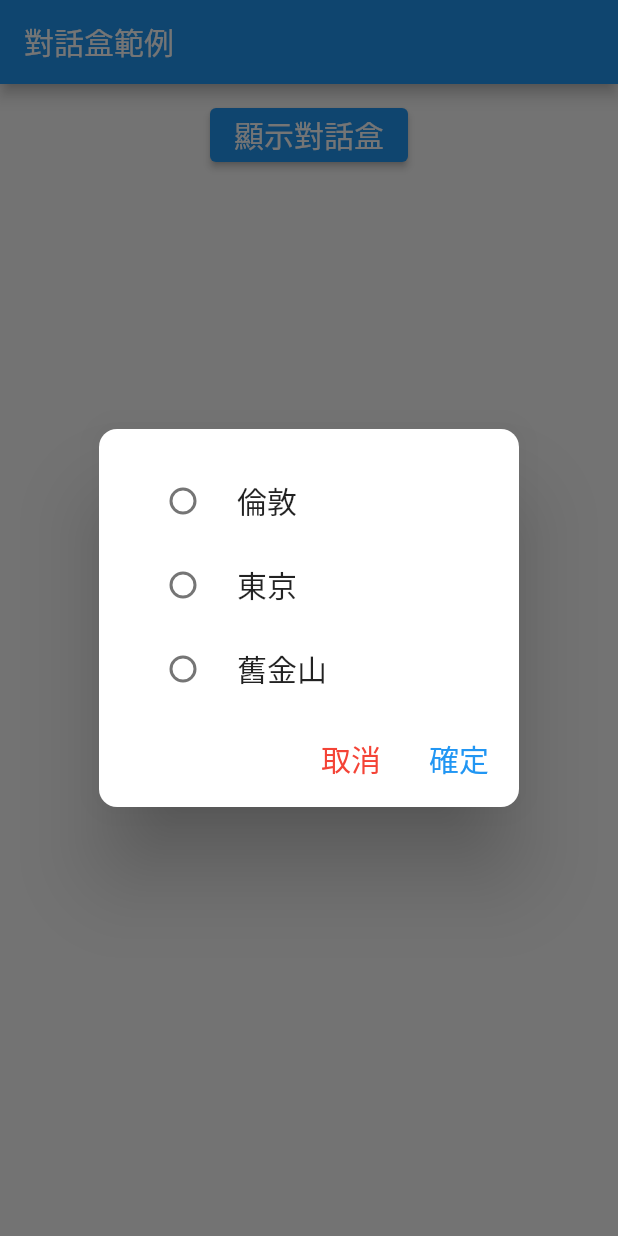
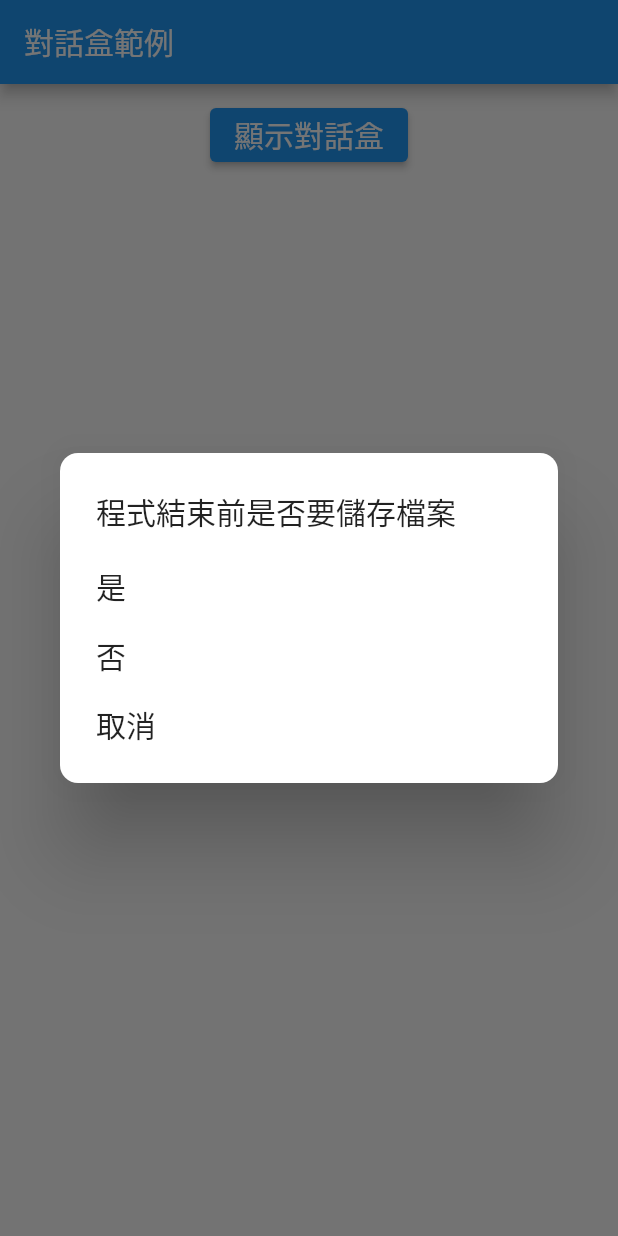
Before and after one commit to kaixsean/learning_flutter, a Flutter app: the screen it shows after launch, after a tap on "顯示對話盒", on a phone screen of 412 x 824 dp. Run offline on Flutter 3.47's test engine with Material 2 defaults, Android fonts, the phone set to English and light mode, and no system bars; our stand-ins replace numberpicker.

```diff
--- a/lib/main.dart
+++ b/lib/main.dart
@@ -62,31 +62,22 @@ class MyHomePage extends StatelessWidget {
   }
 
   _showDialog(BuildContext context) async {
-    var dlg = AlertDialog(
-      content: ValueListenableBuilder<int?>(
-        builder: _cityOptionsBuilder,
-        valueListenable: _selectedCity,
-      ),
-      contentPadding: const EdgeInsets.fromLTRB(20, 20, 20, 0),
-      contentTextStyle: const TextStyle(color: Colors.indigo, fontSize: 20),
+    var dlg = SimpleDialog(
+      title: const Text('程式結束前是否要儲存檔案'),
       shape: RoundedRectangleBorder(borderRadius: BorderRadius.circular(12)),
-      actions: <Widget>[
-        TextButton(
-            onPressed: () => Navigator.pop(context, ''),
-            child: const Text(
-              "取消",
-              style: TextStyle(color: Colors.red, fontSize: 20),
-            )),
-        TextButton(
-            onPressed: () => Navigator.pop(
-                context,
-                _selectedCity.value == null
-                    ? ''
-                    : _cities[_selectedCity.value!]),
-            child: const Text(
-              "確定",
-              style: TextStyle(color: Colors.blue, fontSize: 20),
-            )),
+      children: <Widget>[
+        SimpleDialogOption(
+          child: const Text('是', style: TextStyle(fontSize: 20),),
+          onPressed: () => Navigator.pop(context, 1),
+        ),
+        SimpleDialogOption(
+          child: const Text('否', style: TextStyle(fontSize: 20),),
+          onPressed: () => Navigator.pop(context, 0),
+        ),
+        SimpleDialogOption(
+          child: const Text('取消', style: TextStyle(fontSize: 20),),
+          onPressed: () => Navigator.pop(context, -1),
+        )
       ],
     );
 
```
